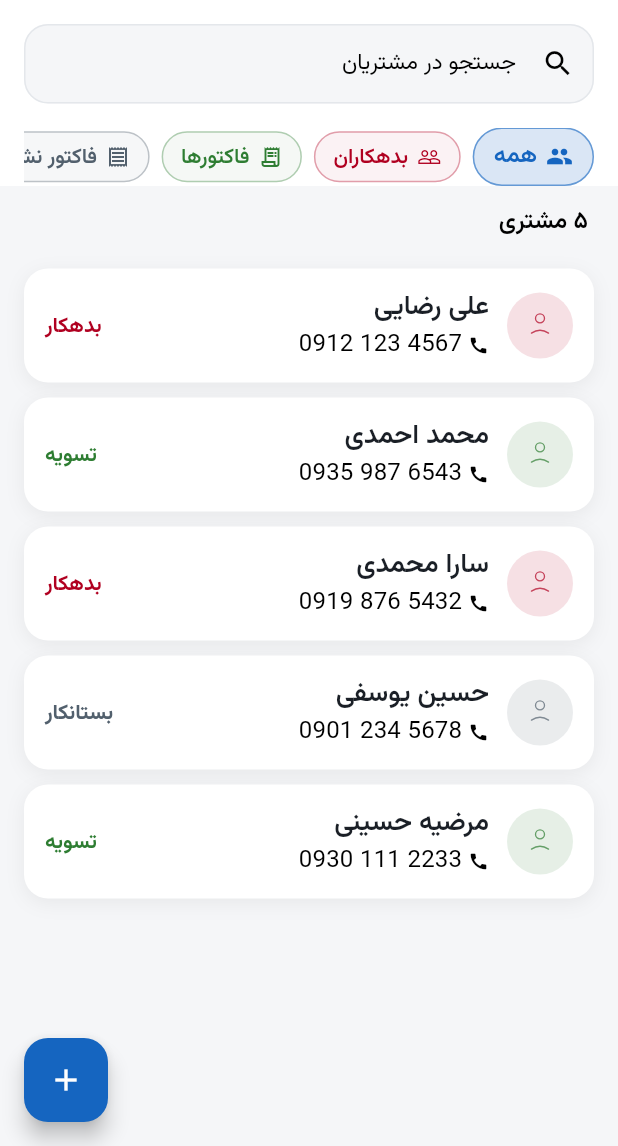
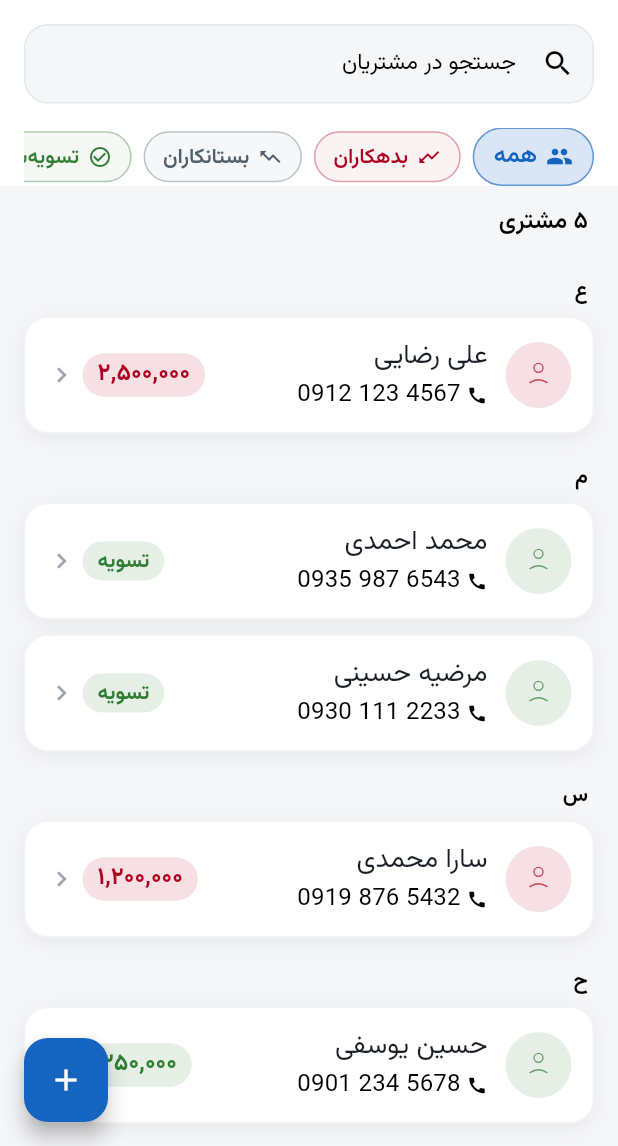
Before and after one commit to DevMohamad-Git/servicekar, a Flutter app: the CustomerListPage screen opened by its route, on a phone screen of 412 x 824 dp, the part 90-1236 px from its top. Run offline on Flutter 3.47's test engine with Material 3 defaults, Android fonts, the phone set to English and light mode, and no system bars; our stand-ins replace auto_route, hooks_riverpod, image_picker, isar_community; accounts and stored records are empty; generated files the repository leaves out were written again.

Commit message:
feat(customer): redesign customer list cards and filters
Data-first end zone on customer cards: bare amounts in red/green halo pills (word removed), quiet settled pill, thinner name weight, trailing chevron. Filter pills now really narrow the mock list (all/debtors/creditors/settled) with an animated body cross-fade and alphabetical section headers. Selection avatars reuse the person glyph from the customer card.

```diff
--- a/lib/presentation/customer/pages/customer_list_page.dart
+++ b/lib/presentation/customer/pages/customer_list_page.dart
@@ -39,12 +39,12 @@ class CustomerListPage extends StatefulWidget {
 class _CustomerListPageState extends State<CustomerListPage> {
   int _selectedFilterIndex = 0;
 
-  /// The corner "+" FAB belongs to the "همه" list only; the other filters
-  /// have their own states, so the FAB is hidden for them.
+  /// The corner "+" FAB belongs to the customer list; preview states
+  /// that force a non-data body hide it.
   bool get _shouldShowFab {
     final forced = widget.displayState;
     if (forced != null) return forced == CustomerListDisplayState.data;
-    return _selectedFilterIndex == 0;
+    return true;
   }
 
   @override
@@ -76,11 +76,22 @@ class _CustomerListPageState extends State<CustomerListPage> {
             // app's neutral grey surface so the white customer cards read
             // as distinct elevated surfaces — tonal contrast defines where
             // each card starts and ends, instead of relying on faint
-            // shadows on a white page.
+            // shadows on a white page. Filter flips cross-fade so the
+            // body change reads as one continuous surface, not a snap.
             Expanded(
               child: ColoredBox(
                 color: kBackgroundColor,
-                child: _buildState(context),
+                child: AnimatedSwitcher(
+                  duration: const Duration(milliseconds: 250),
+                  switchInCurve: Curves.easeOutCubic,
+                  switchOutCurve: Curves.easeInCubic,
+                  child: KeyedSubtree(
+                    key: ValueKey<int>(
+                      widget.displayState?.index ?? _selectedFilterIndex,
+                    ),
+                    child: _buildState(context),
+                  ),
+                ),
               ),
             ),
           ],
@@ -105,17 +116,9 @@ class _CustomerListPageState extends State<CustomerListPage> {
       return _buildDisplayState(context, forced);
     }
 
-    // Only "همه" shows the customer list; debtors show the error state,
-    // invoices show the empty state, and not-yet-invoiced shows loading.
-    return switch (_selectedFilterIndex) {
-      0 => _buildDataState(context),
-      1 => CustomerListErrorStateWidget(onRetry: _handleRetry),
-      2 => EmptyCustomerStateWidget(
-        onCreatePressed: () => _openCreateCustomer(context),
-      ),
-      3 => const CustomerListLoadingStateWidget(),
-      _ => _buildDataState(context),
-    };
+    // Every filter shows real data — the mock list is narrowed by the
+    // selected status instead of faking error / empty / loading states.
+    return _buildDataState(context);
   }
 
   Widget _buildDisplayState(
@@ -139,13 +142,37 @@ class _CustomerListPageState extends State<CustomerListPage> {
     final theme = Theme.of(context);
     final scheme = theme.colorScheme;
 
+    // The filter pills narrow the mock list by account status.
+    final filtered = switch (_selectedFilterIndex) {
+      1 => _mockCustomers
+          .where((c) => c.status == CustomerCardStatus.debtor)
+          .toList(),
+      2 => _mockCustomers
+          .where((c) => c.status == CustomerCardStatus.creditor)
+          .toList(),
+      3 => _mockCustomers
+          .where((c) => c.status == CustomerCardStatus.settled)
+          .toList(),
+      _ => _mockCustomers,
+    };
+
+    // Alphabetical sections: one faint letter header per first initial,
+        // giving the scroll an anchor without adding visual noise.
+    final sections = <String, List<CustomerCardData>>{};
+    for (final customer in filtered) {
+      final letter = customer.name.trim().isEmpty
+          ? '…'
+          : customer.name.trim().characters.first;
+      (sections[letter] ??= []).add(customer);
+    }
+
     return Column(
       crossAxisAlignment: CrossAxisAlignment.stretch,
       children: [
         Padding(
           padding: const EdgeInsets.fromLTRB(20, 14, 20, 8),
           child: Text(
-            '${formatPersianNumber(_mockCustomers.length)} مشتری',
+            '${formatPersianNumber(filtered.length)} مشتری',
             textAlign: TextAlign.right,
             style: theme.textTheme.labelLarge?.copyWith(
               color: scheme.onSurfaceVariant,
@@ -154,17 +181,30 @@ class _CustomerListPageState extends State<CustomerListPage> {
           ),
         ),
         Expanded(
-          child: ListView.separated(
+          child: ListView(
             padding: const EdgeInsets.fromLTRB(16, 12, 16, 96),
-            itemCount: _mockCustomers.length,
-            separatorBuilder: (context, index) => const SizedBox(height: 10),
-            itemBuilder: (context, index) {
-              final customer = _mockCustomers[index];
-              return CustomerCardWidget(
-                customer: customer,
-                onTap: () => _handleCustomerTap(customer),
-              );
-            },
+            children: [
+              for (final entry in sections.entries) ...[
+                Padding(
+                  padding: const EdgeInsets.fromLTRB(4, 6, 4, 8),
+                  child: Text(
+                    entry.key,
+                    style: theme.textTheme.labelMedium?.copyWith(
+                      color: scheme.onSurfaceVariant,
+                      fontWeight: FontWeight.w700,
+                    ),
+                  ),
+                ),
+                for (var i = 0; i < entry.value.length; i++) ...[
+                  if (i > 0) const SizedBox(height: 10),
+                  CustomerCardWidget(
+                    customer: entry.value[i],
+                    onTap: () => _handleCustomerTap(entry.value[i]),
+                  ),
+                ],
+                const SizedBox(height: 14),
+              ],
+            ],
           ),
         ),
       ],
@@ -204,22 +244,22 @@ class _CustomerFilterBar extends StatelessWidget {
       colorOf: (scheme) => scheme.primary,
     ),
     _CustomerFilterOption(
-      icon: Icons.people_outline,
-      selectedIcon: Icons.people,
+      icon: Icons.trending_down,
+      selectedIcon: Icons.trending_down,
       label: 'بدهکاران',
       colorOf: (scheme) => scheme.error,
     ),
     _CustomerFilterOption(
-      icon: Icons.receipt_long_outlined,
-      selectedIcon: Icons.receipt_long,
-      label: 'فاکتورها',
-      colorOf: (_) => kSuccessColor,
+      icon: Icons.trending_up,
+      selectedIcon: Icons.trending_up,
+      label: 'بستانکاران',
+      colorOf: (_) => kGrey2Color,
     ),
     _CustomerFilterOption(
-      icon: Icons.receipt_outlined,
-      selectedIcon: Icons.receipt,
-      label: 'فاکتور نشده‌ها',
-      colorOf: (_) => kGrey2Color,
+      icon: Icons.check_circle_outline,
+      selectedIcon: Icons.check_circle,
+      label: 'تسویه‌شده‌ها',
+      colorOf: (_) => kSuccessColor,
     ),
   ];
 
--- a/lib/presentation/customer/widgets/customer_card_widget.dart
+++ b/lib/presentation/customer/widgets/customer_card_widget.dart
@@ -1,6 +1,7 @@
 import 'package:flutter/material.dart';
 
 import '../../../config/themes/app_themes.dart';
+import '../../../core/utils/money_formatter.dart';
 
 /// Status variants used only to present the UI mock cards.
 enum CustomerCardStatus { debtor, creditor, settled }
@@ -46,17 +47,24 @@ class CustomerCardData {
 /// two-zone grid so every row aligns when scanning down the list:
 ///
 ///   * start side — status-tinted avatar, then a name + phone column;
-///   * end side   — the plain status word (بدهکار / بستانکار / تسویه) in its
-///     semantic colour, anchored to the card's end edge so every card's
-///     status sits at the same x-position.
+///   * end side   — data-first status zone: the bare amount (red for
+///     debtors, green for creditors) or the quiet «تسویه» pill, anchored
+///     to the card's end edge so every card's state sits at the same
+///     x-position.
 ///
-/// Tappability is signalled by a soft brand-tinted ripple on press instead
-/// of a chevron.
+/// Tappability is signalled by a soft brand-tinted ripple on press plus
+/// the trailing chevron.
 class CustomerCardWidget extends StatelessWidget {
   const CustomerCardWidget({super.key, required this.customer, this.onTap});
 
   final CustomerCardData customer;
   final VoidCallback? onTap;
+
+  /// Whether the end side shows the bare amount. Settled customers
+  /// carry no number — the green «تسویه» pill alone says enough.
+  bool get _showBalance =>
+      customer.balance != null &&
+      customer.status != CustomerCardStatus.settled;
 
   @override
   Widget build(BuildContext context) {
@@ -68,6 +76,10 @@ class CustomerCardWidget extends StatelessWidget {
       decoration: BoxDecoration(
         color: Colors.white,
         borderRadius: BorderRadius.circular(16),
+        // Hairline border (the app's field-card recipe) so the card keeps
+        // a crisp edge even when it sits on a white surface, while the
+        // soft shadow still lifts it off the grey list canvas.
+        border: Border.all(color: kGrey4Color.withValues(alpha: 0.5)),
         boxShadow: [
           BoxShadow(
             color: Colors.black.withValues(alpha: 0.06),
@@ -91,7 +103,7 @@ class CustomerCardWidget extends StatelessWidget {
             padding: const EdgeInsets.symmetric(horizontal: 14, vertical: 14),
             child: Row(
               children: [
-                _CustomerAvatar(color: statusColor),
+                CustomerAvatar(color: statusColor),
                 const SizedBox(width: 12),
                 Expanded(
                   child: Column(
@@ -102,12 +114,12 @@ class CustomerCardWidget extends StatelessWidget {
                         customer.name,
                         maxLines: 1,
                         overflow: TextOverflow.ellipsis,
-                        // Headline-style name, tuned down from the 24sp Bold
-                        // that read too heavy: 18sp SemiBold keeps it the
-                        // card's main line without shouting.
+                        // Headline-style name kept one weight below bold
+                        // (w500): still the card's main line, but lighter
+                        // so the data beside it can breathe.
                         style: theme.textTheme.titleMedium?.copyWith(
                           color: kTextPrimaryColor,
-                          fontWeight: FontWeight.w600,
+                          fontWeight: FontWeight.w500,
                         ),
                       ),
                       const SizedBox(height: 4),
@@ -140,15 +152,64 @@ class CustomerCardWidget extends StatelessWidget {
                   ),
                 ),
                 const SizedBox(width: 8),
-                // Plain status word — no tag, icon, or amount, per the
-                // requested simplification. Only the semantic colour stays.
-                Text(
-                  customer.status.label,
-                  style: theme.textTheme.labelMedium?.copyWith(
-                    color: statusColor,
-                    fontWeight: FontWeight.w700,
+                // End-side status zone — data-first, one glance:
+                //   * debtor   → the bare outstanding amount in a red
+                //     halo pill;
+                //   * creditor → the bare credit amount in a green halo
+                //     pill;
+                //   * settled  → the quiet green «تسویه» pill (there is
+                //     no number worth showing).
+                // All three share the app-wide 12%-tint halo so every
+                // state reads as one family; numbers stay bold-but-small
+                // so they scan without shouting. A FittedBox keeps long
+                // amounts on one line.
+                if (_showBalance)
+                  Container(
+                    padding: const EdgeInsets.symmetric(
+                      horizontal: 10,
+                      vertical: 4,
+                    ),
+                    decoration: BoxDecoration(
+                      color: statusColor.withValues(alpha: 0.12),
+                      borderRadius: BorderRadius.circular(999),
+                    ),
+                    child: FittedBox(
+                      fit: BoxFit.scaleDown,
+                      alignment: AlignmentDirectional.centerEnd,
+                      child: Text(
+                        formatPersianMoney(customer.balance!),
+                        maxLines: 1,
+                        textDirection: TextDirection.rtl,
+                        style: theme.textTheme.titleSmall?.copyWith(
+                          color: statusColor,
+                          fontWeight: FontWeight.w700,
+                        ),
+                      ),
+                    ),
+                  )
+                else
+                  Container(
+                    padding: const EdgeInsets.symmetric(
+                      horizontal: 10,
+                      vertical: 4,
+                    ),
+                    decoration: BoxDecoration(
+                      color: statusColor.withValues(alpha: 0.12),
+                      borderRadius: BorderRadius.circular(999),
+                    ),
+                    child: Text(
+                      customer.status.label,
+                      style: theme.textTheme.labelMedium?.copyWith(
+                        color: statusColor,
+                        fontWeight: FontWeight.w700,
+                      ),
+                    ),
                   ),
-                ),
+                const SizedBox(width: 4),
+                // Trailing chevron — the RTL end-side affordance used by
+                // the date tiles and quick-action rows; together with the
+                // soft brand ripple it signals tappability.
+                const Icon(Icons.chevron_left, size: 20, color: kGrey3Color),
               ],
             ),
           ),
@@ -158,20 +219,26 @@ class CustomerCardWidget extends StatelessWidget {
   }
 }
 
-/// Circular avatar tinted by the customer's status colour, holding a
-/// person glyph instead of initials.
-class _CustomerAvatar extends StatelessWidget {
-  const _CustomerAvatar({required this.color});
+/// Circular avatar holding the app's person glyph (آدمک) — the same
+/// profile placeholder the customer list card uses. Tint it with any
+/// accent colour; the glyph softens to 70% so the tint stays
+/// informational.
+class CustomerAvatar extends StatelessWidget {
+  const CustomerAvatar({super.key, required this.color, this.radius = 22});
 
   final Color color;
+
+  /// Avatar radius. The glyph scales proportionally (24dp at the
+  /// default 22dp radius).
+  final double radius;
 
   @override
   Widget build(BuildContext context) {
     return CircleAvatar(
-      radius: 22,
+      radius: radius,
       backgroundColor: color.withValues(alpha: 0.12),
       child: _PersonOutlineIcon(
-        size: 24,
+        size: radius * 24 / 22,
         // Icon colour softened a touch so the status tint stays
         // informational instead of shouting next to the card text.
         color: color.withValues(alpha: 0.7),
@@ -180,12 +247,14 @@ class _CustomerAvatar extends StatelessWidget {
   }
 }
 
-/// Accent colour for one status: debt is red, settled is green, credit is
-/// neutral grey — the same mapping the account summary uses.
+/// Accent colour for one status: debt is red, credit is green (the
+/// user-facing convention for this card — the whole creditor section
+/// reads green), settled is green too but word-only — the same mapping
+/// the account summary uses for debtor/settled.
 Color _statusColor(CustomerCardStatus status, ColorScheme scheme) =>
     switch (status) {
       CustomerCardStatus.debtor => scheme.error,
-      CustomerCardStatus.creditor => kGrey2Color,
+      CustomerCardStatus.creditor => kSuccessColor,
       CustomerCardStatus.settled => kSuccessColor,
     };
 
--- a/lib/presentation/service/widgets/customer_selection_section.dart
+++ b/lib/presentation/service/widgets/customer_selection_section.dart
@@ -2,6 +2,7 @@ import 'package:flutter/material.dart';
 
 import '../../../config/l10n/l10n.dart';
 import '../../../config/themes/app_themes.dart';
+import '../../customer/widgets/customer_card_widget.dart';
 import '../logic/service_entry_state.dart';
 
 /// Customer-selection section for the service-entry page.
@@ -208,7 +209,10 @@ class CustomerSelectionSection extends StatelessWidget {
                 width: 2,
               ),
             ),
-            child: _InitialsAvatar(name: customer.name, solid: true),
+            child: CustomerAvatar(
+              color: _accentFor(customer.name),
+              radius: 19,
+            ),
           ),
           const SizedBox(width: 12),
 
@@ -304,7 +308,7 @@ class _CustomerRow extends StatelessWidget {
           padding: const EdgeInsets.symmetric(horizontal: 8, vertical: 8),
           child: Row(
             children: [
-              _InitialsAvatar(name: customer.name),
+              CustomerAvatar(color: _accentFor(customer.name), radius: 19),
               const SizedBox(width: 12),
               Expanded(
                 child: Text(
@@ -333,9 +337,9 @@ class _CustomerRow extends StatelessWidget {
   }
 }
 
-// ─── Initials avatar ─────────────────────────────────────────
+// ─── Person avatar ───────────────────────────────────────────
 
-/// Soft accent colors for the initials avatars. Values mirror the
+/// Soft accent colors for the avatars. Values mirror the
 /// dashboard KPI palette (navy / teal / purple / amber / green) so no
 /// new saturated hue enters the app.
 const List<Color> _kAvatarAccents = [
@@ -347,43 +351,6 @@ const List<Color> _kAvatarAccents = [
   Color(0xFFDB2777),
 ];
 
-/// Rounded-square avatar showing the customer's first initial over a
-/// soft deterministic tint derived from the name — the modern contact-
-/// list treatment instead of an anonymous person glyph.
-class _InitialsAvatar extends StatelessWidget {
-  const _InitialsAvatar({required this.name, this.solid = false});
-
-  final String name;
-
-  /// When true, renders as a filled accent circle with white initials
-  /// (used for the selected-customer state).
-  final bool solid;
-
-  @override
-  Widget build(BuildContext context) {
-    final theme = Theme.of(context);
-    final trimmed = name.trim();
-    final initial = trimmed.isEmpty ? '?' : trimmed.characters.first;
-    final accent = _kAvatarAccents[trimmed.hashCode % _kAvatarAccents.length];
-
-    final shape = BorderRadius.circular(12);
-
-    return Container(
-      width: 38,
-      height: 38,
-      decoration: BoxDecoration(
-        color: solid ? accent : accent.withValues(alpha: 0.12),
-        borderRadius: solid ? null : shape,
-        shape: solid ? BoxShape.circle : BoxShape.rectangle,
-      ),
-      alignment: Alignment.center,
-      child: Text(
-        initial,
-        style: theme.textTheme.titleMedium?.copyWith(
-          color: solid ? Colors.white : accent,
-          fontWeight: FontWeight.w700,
-        ),
-      ),
-    );
-  }
-}
+/// Deterministic accent for a customer name, stable across rebuilds.
+Color _accentFor(String name) =>
+    _kAvatarAccents[name.trim().hashCode % _kAvatarAccents.length];
```
Also changed, not shown: 1 other file.
